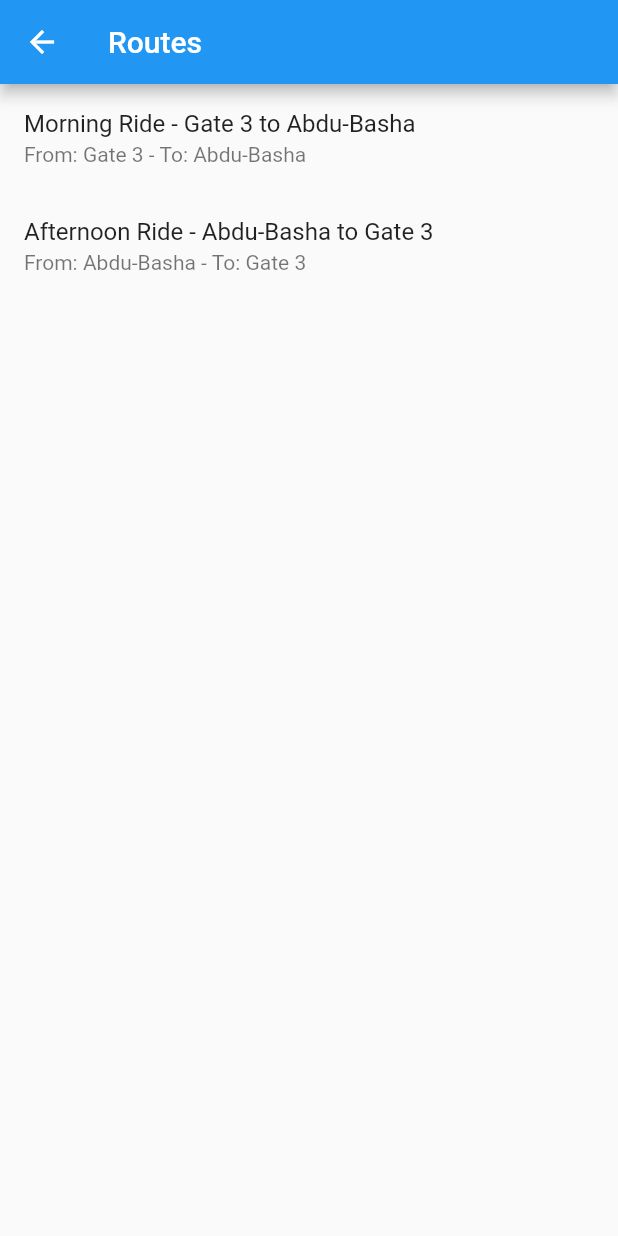
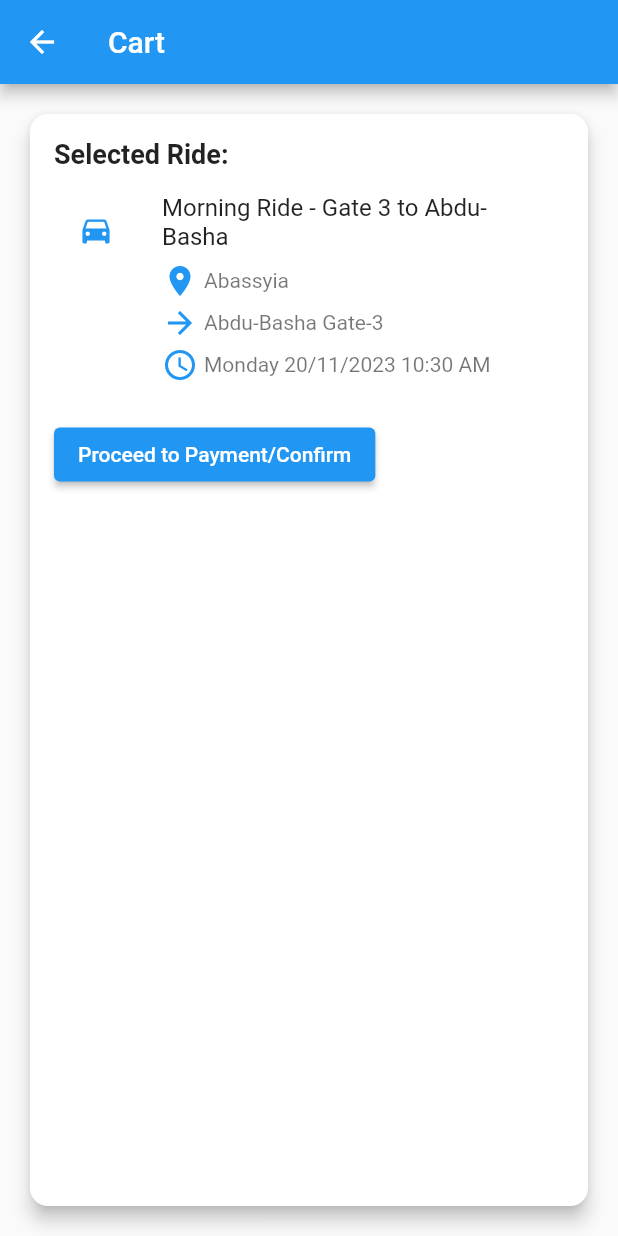
Before and after one commit to omagdy7/carpool, a Flutter app: the RoutesPage screen opened by its route, after a tap on "Morning Ride - Gate 3 to Abdu-Basha", on a phone screen of 412 x 824 dp. Run offline on Flutter 3.47's test engine with Material 2 defaults, Android fonts, the phone set to English and light mode, and no system bars.

Commit message:
Modified the routes UI and added a simple cart page

```diff
--- /dev/null
+++ b/lib/cart.dart
@@ -0,0 +1,95 @@
+import 'package:flutter/material.dart';
+
+// Define a Ride class to represent the selected ride
+class Ride {
+  final String name;
+  final String startLocation;
+  final String endLocation;
+  final String time;
+
+  Ride({
+    required this.name,
+    required this.startLocation,
+    required this.endLocation,
+    required this.time,
+  });
+}
+
+class CartPage extends StatelessWidget {
+  final Ride selectedRide;
+
+  CartPage({required this.selectedRide});
+
+  @override
+  Widget build(BuildContext context) {
+    return Scaffold(
+      appBar: AppBar(
+        title: const Text('Cart'),
+      ),
+      body: Padding(
+        padding: const EdgeInsets.all(16.0),
+        child: Card(
+          elevation: 5,
+          shape: RoundedRectangleBorder(
+            borderRadius: BorderRadius.circular(12),
+          ),
+          child: Padding(
+            padding: const EdgeInsets.all(16.0),
+            child: Column(
+              crossAxisAlignment: CrossAxisAlignment.start,
+              children: <Widget>[
+                const Text(
+                  'Selected Ride:',
+                  style: TextStyle(fontSize: 18, fontWeight: FontWeight.bold),
+                ),
+                const SizedBox(height: 12),
+                ListTile(
+                  leading: const Icon(Icons.directions_car, color: Colors.blue),
+                  title: Text(selectedRide.name),
+                  subtitle: Column(
+                    crossAxisAlignment: CrossAxisAlignment.start,
+                    children: [
+                      const SizedBox(height: 8),
+                      Row(
+                        children: [
+                          const Icon(Icons.location_on, color: Colors.blue),
+                          const SizedBox(width: 4),
+                          Text(selectedRide.startLocation),
+                        ],
+                      ),
+                      const SizedBox(height: 4),
+                      Row(
+                        children: [
+                          const Icon(Icons.arrow_forward, color: Colors.blue),
+                          const SizedBox(width: 4),
+                          Text(selectedRide.endLocation),
+                        ],
+                      ),
+                      const SizedBox(height: 4),
+                      Row(
+                        children: [
+                          const Icon(Icons.access_time, color: Colors.blue),
+                          const SizedBox(width: 4),
+                          Text(selectedRide.time),
+                        ],
+                      ),
+                    ],
+                  ),
+                ),
+                const SizedBox(height: 20),
+                ElevatedButton(
+                  onPressed: () {
+                    // Implement payment or confirmation logic here
+                    // For now, just print a message
+                    print('Processing payment/confirmation...');
+                  },
+                  child: const Text('Proceed to Payment/Confirm'),
+                ),
+              ],
+            ),
+          ),
+        ),
+      ),
+    );
+  }
+}
--- a/lib/main.dart
+++ b/lib/main.dart
@@ -1,6 +1,7 @@
 import 'package:flutter/material.dart';
-import 'routes.dart';
-import 'login.dart';
+import 'routes.dart'; // Import your RoutesPage file
+import 'login.dart'; // Import your LoginPage file
+import 'cart.dart'; // Import your CartPage file
 
 void main() {
   runApp(MyApp());
@@ -15,11 +16,47 @@ class MyApp extends StatelessWidget {
         primarySwatch: Colors.blue,
         visualDensity: VisualDensity.adaptivePlatformDensity,
       ),
-      initialRoute: '/routes', // Set the initial route to the login page
+      home: HomePage(), // Set the home page to a custom HomePage widget
       routes: {
         '/login': (context) => LoginPage(),
         '/routes': (context) => RoutesPage(),
+        '/cart': (context) => CartPage(selectedRide: Ride(
+          name: 'Sample Ride',
+          startLocation: 'Sample Start',
+          endLocation: 'Sample End',
+          time: 'Sample Time',
+        )), // Assuming a sample ride is passed to the CartPage for testing
       },
     );
   }
 }
+
+class HomePage extends StatelessWidget {
+  @override
+  Widget build(BuildContext context) {
+    return Scaffold(
+      appBar: AppBar(
+        title: Text('Select Page for Testing'),
+      ),
+      body: Center(
+        child: DropdownButton<String>(
+          onChanged: (String? route) {
+            if (route != null) {
+              Navigator.pushNamed(context, route);
+            }
+          },
+          items: <String>[
+            '/login',
+            '/routes',
+            '/cart',
+          ].map<DropdownMenuItem<String>>((String value) {
+            return DropdownMenuItem<String>(
+              value: value,
+              child: Text(value),
+            );
+          }).toList(),
+        ),
+      ),
+    );
+  }
+}
--- a/lib/routes.dart
+++ b/lib/routes.dart
@@ -1,4 +1,6 @@
 import 'package:flutter/material.dart';
+import 'cart.dart';
+import 'package:intl/intl.dart';
 
 class Route {
   final String name;
@@ -15,12 +17,12 @@ class RoutesPage extends StatelessWidget {
   final List<Route> dummyRoutes = [
     Route(
         name: 'Morning Ride - Gate 3 to Abdu-Basha',
-        startLocation: 'Gate 3',
-        endLocation: 'Abdu-Basha'),
+        startLocation: 'Abassyia',
+        endLocation: 'Abdu-Basha Gate-3'),
     Route(
         name: 'Afternoon Ride - Abdu-Basha to Gate 3',
-        startLocation: 'Abdu-Basha',
-        endLocation: 'Gate 3'),
+        startLocation: 'Hadayek Elkoba',
+        endLocation: 'Abdu-Basha Gate-6'),
   ];
 
   @override
@@ -31,14 +33,60 @@ class RoutesPage extends StatelessWidget {
         itemCount: dummyRoutes.length,
         itemBuilder: (BuildContext context, int index) {
           final Route route = dummyRoutes[index];
-          return ListTile(
-            title: Text(route.name),
-            subtitle:
-                Text('From: ${route.startLocation} - To: ${route.endLocation}'),
+          return GestureDetector(
             onTap: () {
-              // Handle route selection here, if needed
-              print('Selected route: ${route.name}');
+              DateTime now = DateTime.now();
+              String formattedDateTime =
+                  DateFormat('EEEE dd/MM/yyyy hh:mm a').format(now);
+              Ride selectedRide = Ride(
+                name: route.name,
+                startLocation: route.startLocation,
+                endLocation: route.endLocation,
+                time: formattedDateTime, // Get current time
+              );
+              Navigator.push(
+                context,
+                MaterialPageRoute(
+                  builder: (context) => CartPage(selectedRide: selectedRide),
+                ),
+              );
             },
+            child: Card(
+              elevation: 3,
+              margin: EdgeInsets.symmetric(vertical: 8, horizontal: 16),
+              shape: RoundedRectangleBorder(
+                borderRadius: BorderRadius.circular(12),
+              ),
+              child: ListTile(
+                title: Text(
+                  route.name,
+                  style: TextStyle(
+                    fontWeight: FontWeight.bold,
+                    fontSize: 16,
+                  ),
+                ),
+                subtitle: Column(
+                  crossAxisAlignment: CrossAxisAlignment.start,
+                  children: [
+                    Row(
+                      children: [
+                        Icon(Icons.location_on, color: Colors.blue),
+                        SizedBox(width: 4),
+                        Flexible(child: Text(route.startLocation)),
+                      ],
+                    ),
+                    Row(
+                      children: [
+                        Icon(Icons.arrow_forward, color: Colors.blue),
+                        SizedBox(width: 4),
+                        Flexible(child: Text(route.endLocation)),
+                      ],
+                    ),
+                  ],
+                ),
+                leading: Icon(Icons.directions_car),
+              ),
+            ),
           );
         },
       ),
--- a/pubspec.yaml
+++ b/pubspec.yaml
@@ -35,6 +35,7 @@ dependencies:
   # The following adds the Cupertino Icons font to your application.
   # Use with the CupertinoIcons class for iOS style icons.
   cupertino_icons: ^1.0.2
+  intl: ^0.18.1
 
 dev_dependencies:
   flutter_test:
```
Also changed, not shown: pubspec.lock.
